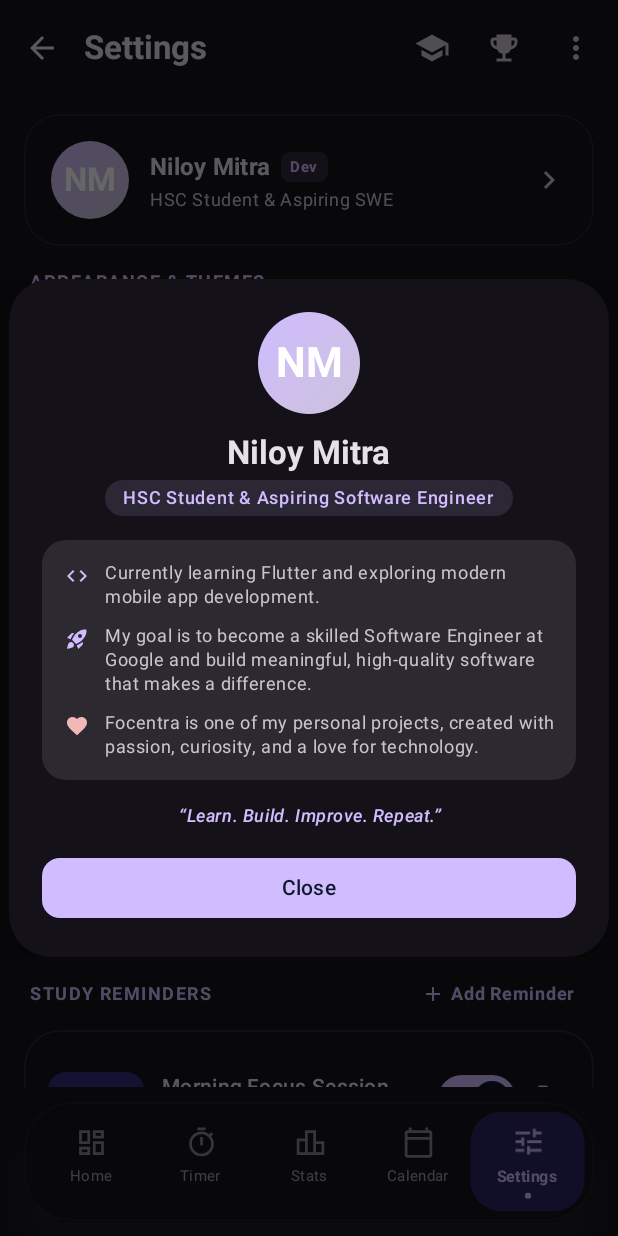
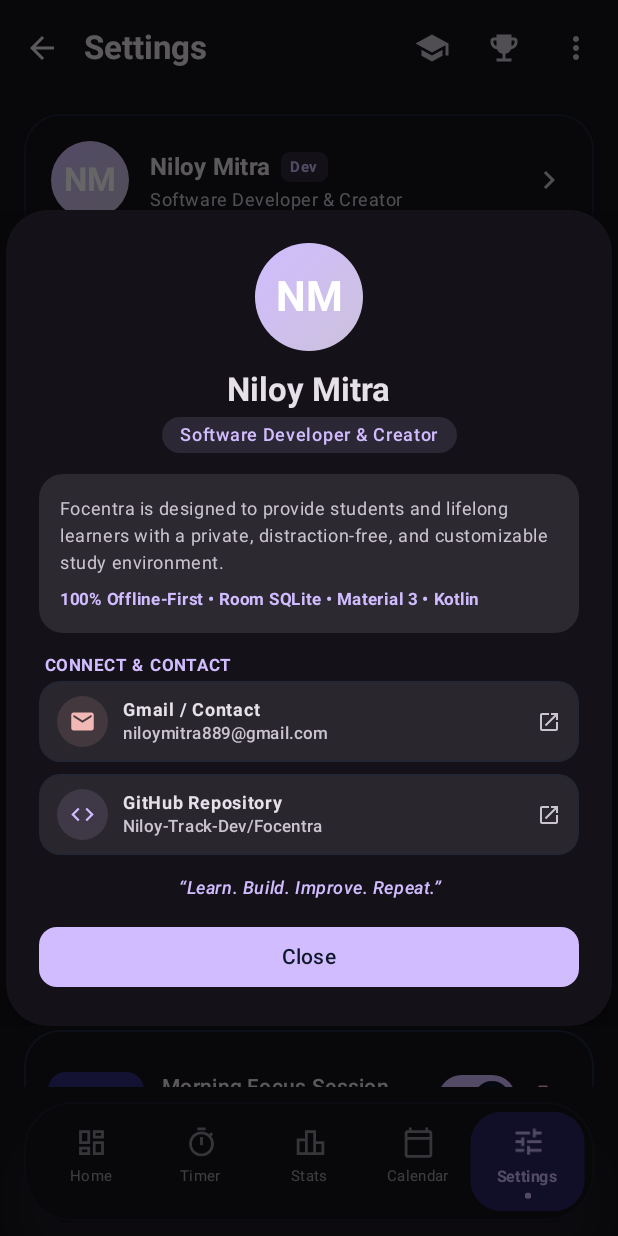
Before and after one commit to Niloy-Track-Dev/Focentra, an Android app built with Jetpack Compose: the screen it shows after launch (MainActivity), after a tap on "NM", on a phone screen of 412 x 824 dp. Run offline under Robolectric (Android 15) with nearby library versions, the light colour scheme and no system bars; our stand-ins replace Room's generated code; 4 statements that could not run were skipped; 1 other tap on this screen came first.

Commit message:
build: release version 1.1.0
- Bump versionCode to 2 and versionName to 1.1.0.
- Enhance Settings/About screen with professional profile details and contact integrations.
- Update CI/CD release workflow and documentation.

```diff
--- a/app/build.gradle.kts
+++ b/app/build.gradle.kts
@@ -17,8 +17,8 @@
     applicationId = "com.niloy.focentra"
     minSdk = 24
     targetSdk = 36
-    versionCode = 1
-    versionName = "1.0"
+    versionCode = 2
+    versionName = "1.1.0"
 
     testInstrumentationRunner = "androidx.test.runner.AndroidJUnitRunner"
   }
--- a/app/src/main/java/com/example/ui/screens/SettingsScreen.kt
+++ b/app/src/main/java/com/example/ui/screens/SettingsScreen.kt
@@ -2,6 +2,8 @@
 
 import android.content.Context
 import android.content.Intent
+import android.net.Uri
+import android.widget.Toast
 import androidx.compose.animation.AnimatedVisibility
 import androidx.compose.foundation.background
 import androidx.compose.foundation.border
@@ -25,6 +27,7 @@
 import androidx.compose.ui.graphics.vector.ImageVector
 import androidx.compose.ui.platform.LocalClipboardManager
 import androidx.compose.ui.platform.LocalContext
+import androidx.compose.ui.text.AnnotatedString
 import androidx.compose.ui.text.font.FontWeight
 import androidx.compose.ui.text.style.TextAlign
 import androidx.compose.ui.text.style.TextOverflow
@@ -316,7 +319,7 @@
                             }
                             Spacer(modifier = Modifier.height(2.dp))
                             Text(
-                                text = "HSC Student & Aspiring SWE",
+                                text = "Software Developer & Creator",
                                 style = MaterialTheme.typography.bodySmall,
                                 color = MaterialTheme.colorScheme.onSurfaceVariant
                             )
@@ -734,7 +737,7 @@
                     Spacer(modifier = Modifier.height(6.dp))
 
                     Text(
-                        text = "Focentra v1.0.0 uses on-device Room SQLite database. Your study sessions, personal records, and goals never leave your device.",
+                        text = "Focentra v1.1.0 uses on-device Room SQLite database. Your study sessions, personal records, and goals never leave your device.",
                         style = MaterialTheme.typography.bodySmall,
                         color = MaterialTheme.colorScheme.onSurfaceVariant,
                         textAlign = TextAlign.Center
@@ -1074,16 +1077,19 @@
 fun DeveloperInfoDialog(
     onDismiss: () -> Unit
 ) {
+    val context = LocalContext.current
+    val clipboardManager = LocalClipboardManager.current
+
     Dialog(onDismissRequest = onDismiss) {
         Card(
             modifier = Modifier
                 .fillMaxWidth()
-                .padding(horizontal = 6.dp),
+                .padding(horizontal = 4.dp),
             shape = RoundedCornerShape(28.dp),
             colors = CardDefaults.cardColors(
                 containerColor = MaterialTheme.colorScheme.surface
             ),
-            elevation = CardDefaults.cardElevation(defaultElevation = 8.dp)
+            elevation = CardDefaults.cardElevation(defaultElevation = 10.dp)
         ) {
             Column(
                 modifier = Modifier
@@ -1091,10 +1097,10 @@
                     .padding(22.dp),
                 horizontalAlignment = Alignment.CenterHorizontally
             ) {
-                // Avatar
+                // Avatar Badge
                 Box(
                     modifier = Modifier
-                        .size(68.dp)
+                        .size(72.dp)
                         .clip(CircleShape)
                         .background(
                             Brush.linearGradient(
@@ -1129,15 +1135,16 @@
                     modifier = Modifier.padding(top = 4.dp)
                 ) {
                     Text(
-                        text = "HSC Student & Aspiring Software Engineer",
+                        text = "Software Developer & Creator",
                         style = MaterialTheme.typography.labelMedium.copy(fontWeight = FontWeight.SemiBold),
                         color = MaterialTheme.colorScheme.primary,
                         modifier = Modifier.padding(horizontal = 12.dp, vertical = 4.dp)
                     )
                 }
 
-                Spacer(modifier = Modifier.height(16.dp))
+                Spacer(modifier = Modifier.height(14.dp))
 
+                // Bio & About Focentra Card
                 Card(
                     shape = RoundedCornerShape(16.dp),
                     colors = CardDefaults.cardColors(
@@ -1147,62 +1154,169 @@
                 ) {
                     Column(
                         modifier = Modifier.padding(14.dp),
-                        verticalArrangement = Arrangement.spacedBy(10.dp)
+                        verticalArrangement = Arrangement.spacedBy(8.dp)
                     ) {
-                        Row(verticalAlignment = Alignment.Top) {
-                            Icon(
-                                imageVector = Icons.Default.Code,
-                                contentDescription = null,
-                                tint = MaterialTheme.colorScheme.primary,
-                                modifier = Modifier
-                                    .size(18.dp)
-                                    .padding(top = 2.dp)
+                        Text(
+                            text = "Focentra is designed to provide students and lifelong learners with a private, distraction-free, and customizable study environment.",
+                            style = MaterialTheme.typography.bodySmall,
+                            color = MaterialTheme.colorScheme.onSurfaceVariant,
+                            lineHeight = 18.sp
                         )
-                            Spacer(modifier = Modifier.width(10.dp))
                         Text(
-                                text = "Currently learning Flutter and exploring modern mobile app development.",
-                                style = MaterialTheme.typography.bodySmall,
-                                color = MaterialTheme.colorScheme.onSurfaceVariant
+                            text = "100% Offline-First • Room SQLite • Material 3 • Kotlin",
+                            style = MaterialTheme.typography.labelSmall.copy(fontWeight = FontWeight.Bold),
+                            color = MaterialTheme.colorScheme.primary
                         )
                     }
+                }
 
-                        Row(verticalAlignment = Alignment.Top) {
+                Spacer(modifier = Modifier.height(14.dp))
+
+                Text(
+                    text = "CONNECT & CONTACT",
+                    style = MaterialTheme.typography.labelSmall.copy(
+                        fontWeight = FontWeight.Bold,
+                        letterSpacing = 1.sp
+                    ),
+                    color = MaterialTheme.colorScheme.primary,
+                    modifier = Modifier.align(Alignment.Start).padding(start = 4.dp, bottom = 2.dp)
+                )
+
+                // Gmail Contact Button
+                Surface(
+                    modifier = Modifier
+                        .fillMaxWidth()
+                        .clip(RoundedCornerShape(14.dp))
+                        .clickable {
+                            try {
+                                val intent = Intent(Intent.ACTION_SENDTO).apply {
+                                    data = Uri.parse("mailto:niloymitra889@gmail.com")
+                                    putExtra(Intent.EXTRA_SUBJECT, "Feedback for Focentra")
+                                }
+                                context.startActivity(intent)
+                            } catch (e: Exception) {
+                                clipboardManager.setText(AnnotatedString("niloymitra889@gmail.com"))
+                                Toast.makeText(context, "Email copied to clipboard!", Toast.LENGTH_SHORT).show()
+                            }
+                        },
+                    shape = RoundedCornerShape(14.dp),
+                    color = MaterialTheme.colorScheme.surfaceVariant.copy(alpha = 0.4f),
+                    border = androidx.compose.foundation.BorderStroke(1.dp, MaterialTheme.colorScheme.outlineVariant.copy(alpha = 0.5f))
+                ) {
+                    Row(
+                        modifier = Modifier
+                            .fillMaxWidth()
+                            .padding(horizontal = 12.dp, vertical = 10.dp),
+                        verticalAlignment = Alignment.CenterVertically,
+                        horizontalArrangement = Arrangement.SpaceBetween
+                    ) {
+                        Row(verticalAlignment = Alignment.CenterVertically) {
+                            Box(
+                                modifier = Modifier
+                                    .size(34.dp)
+                                    .clip(CircleShape)
+                                    .background(MaterialTheme.colorScheme.error.copy(alpha = 0.12f)),
+                                contentAlignment = Alignment.Center
+                            ) {
                                 Icon(
-                                imageVector = Icons.Default.RocketLaunch,
-                                contentDescription = null,
-                                tint = MaterialTheme.colorScheme.primary,
-                                modifier = Modifier
-                                    .size(18.dp)
-                                    .padding(top = 2.dp)
-                            )
-                            Spacer(modifier = Modifier.width(10.dp))
-                            Text(
-                                text = "My goal is to become a skilled Software Engineer at Google and build meaningful, high-quality software that makes a difference.",
-                                style = MaterialTheme.typography.bodySmall,
-                                color = MaterialTheme.colorScheme.onSurfaceVariant
+                                    imageVector = Icons.Default.Email,
+                                    contentDescription = "Email",
+                                    tint = MaterialTheme.colorScheme.error,
+                                    modifier = Modifier.size(18.dp)
                                 )
                             }
-
-                        Row(verticalAlignment = Alignment.Top) {
-                            Icon(
-                                imageVector = Icons.Default.Favorite,
-                                contentDescription = null,
-                                tint = MaterialTheme.colorScheme.error,
-                                modifier = Modifier
-                                    .size(18.dp)
-                                    .padding(top = 2.dp)
+                            Spacer(modifier = Modifier.width(10.dp))
+                            Column {
+                                Text(
+                                    text = "Gmail / Contact",
+                                    style = MaterialTheme.typography.labelMedium.copy(fontWeight = FontWeight.Bold),
+                                    color = MaterialTheme.colorScheme.onSurface
                                 )
-                            Spacer(modifier = Modifier.width(10.dp))
                                 Text(
-                                text = "Focentra is one of my personal projects, created with passion, curiosity, and a love for technology.",
-                                style = MaterialTheme.typography.bodySmall,
+                                    text = "niloymitra889@gmail.com",
+                                    style = MaterialTheme.typography.labelSmall,
                                     color = MaterialTheme.colorScheme.onSurfaceVariant
                                 )
                             }
                         }
+                        Icon(
+                            imageVector = Icons.Default.OpenInNew,
+                            contentDescription = "Open",
+                            tint = MaterialTheme.colorScheme.onSurfaceVariant,
+                            modifier = Modifier.size(16.dp)
+                        )
+                    }
                 }
 
-                Spacer(modifier = Modifier.height(16.dp))
+                Spacer(modifier = Modifier.height(8.dp))
+
+                // GitHub Button
+                Surface(
+                    modifier = Modifier
+                        .fillMaxWidth()
+                        .clip(RoundedCornerShape(14.dp))
+                        .clickable {
+                            try {
+                                val intent = Intent(
+                                    Intent.ACTION_VIEW,
+                                    Uri.parse("https://github.com/Niloy-Track-Dev/Focentra")
+                                )
+                                context.startActivity(intent)
+                            } catch (e: Exception) {
+                                clipboardManager.setText(AnnotatedString("https://github.com/Niloy-Track-Dev/Focentra"))
+                                Toast.makeText(context, "GitHub URL copied!", Toast.LENGTH_SHORT).show()
+                            }
+                        },
+                    shape = RoundedCornerShape(14.dp),
+                    color = MaterialTheme.colorScheme.surfaceVariant.copy(alpha = 0.4f),
+                    border = androidx.compose.foundation.BorderStroke(1.dp, MaterialTheme.colorScheme.outlineVariant.copy(alpha = 0.5f))
+                ) {
+                    Row(
+                        modifier = Modifier
+                            .fillMaxWidth()
+                            .padding(horizontal = 12.dp, vertical = 10.dp),
+                        verticalAlignment = Alignment.CenterVertically,
+                        horizontalArrangement = Arrangement.SpaceBetween
+                    ) {
+                        Row(verticalAlignment = Alignment.CenterVertically) {
+                            Box(
+                                modifier = Modifier
+                                    .size(34.dp)
+                                    .clip(CircleShape)
+                                    .background(MaterialTheme.colorScheme.primary.copy(alpha = 0.12f)),
+                                contentAlignment = Alignment.Center
+                            ) {
+                                Icon(
+                                    imageVector = Icons.Default.Code,
+                                    contentDescription = "GitHub",
+                                    tint = MaterialTheme.colorScheme.primary,
+                                    modifier = Modifier.size(18.dp)
+                                )
+                            }
+                            Spacer(modifier = Modifier.width(10.dp))
+                            Column {
+                                Text(
+                                    text = "GitHub Repository",
+                                    style = MaterialTheme.typography.labelMedium.copy(fontWeight = FontWeight.Bold),
+                                    color = MaterialTheme.colorScheme.onSurface
+                                )
+                                Text(
+                                    text = "Niloy-Track-Dev/Focentra",
+                                    style = MaterialTheme.typography.labelSmall,
+                                    color = MaterialTheme.colorScheme.onSurfaceVariant
+                                )
+                            }
+                        }
+                        Icon(
+                            imageVector = Icons.Default.OpenInNew,
+                            contentDescription = "Open",
+                            tint = MaterialTheme.colorScheme.onSurfaceVariant,
+                            modifier = Modifier.size(16.dp)
+                        )
+                    }
+                }
+
+                Spacer(modifier = Modifier.height(14.dp))
 
                 Text(
                     text = "“Learn. Build. Improve. Repeat.”",
@@ -1214,7 +1328,7 @@
                     textAlign = TextAlign.Center
                 )
 
-                Spacer(modifier = Modifier.height(16.dp))
+                Spacer(modifier = Modifier.height(14.dp))
 
                 Button(
                     onClick = onDismiss,
```
Also changed, not shown: 3 other files. Lines whose indentation alone changed are shown as unchanged.
